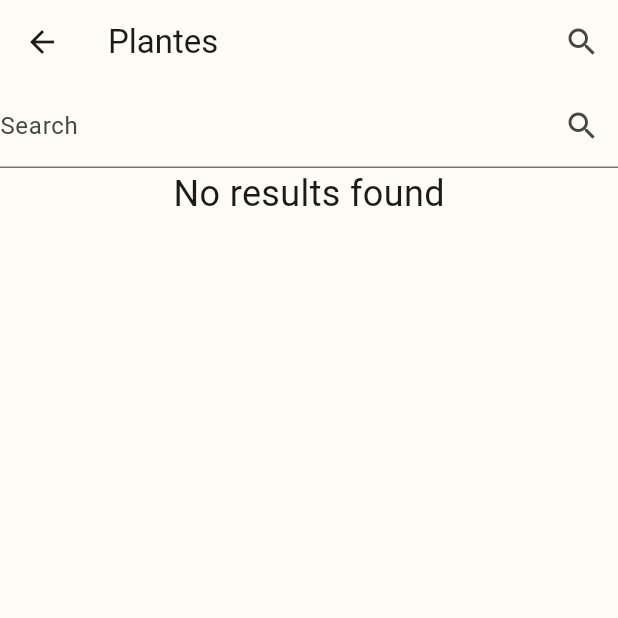
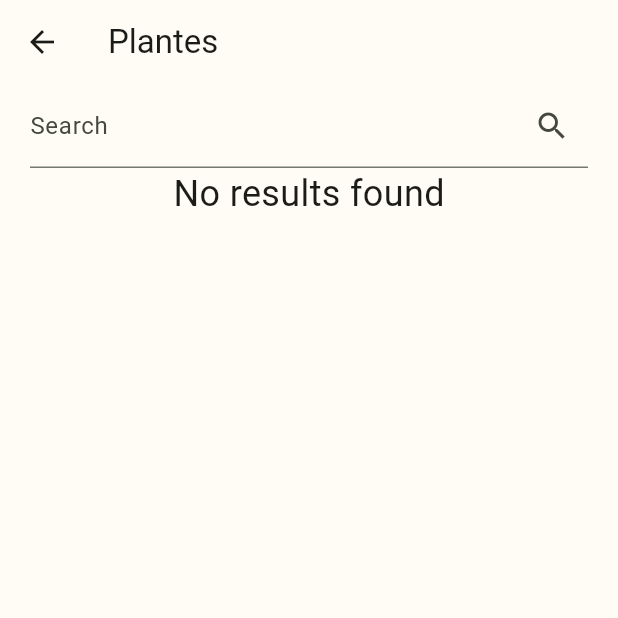
Before and after one commit to LaurieBe/app_jar, a Flutter app: the screen it shows after launch, after a tap on "PLANTES", on a phone screen of 412 x 824 dp, the top half of it. Run offline on Flutter 3.47's test engine with Material 2 defaults, Android fonts, the phone set to English and light mode, and no system bars; our stand-ins replace csv, file_picker.

Commit message:
clean code

```diff
--- a/lib/plantlistpage.dart
+++ b/lib/plantlistpage.dart
@@ -16,14 +16,6 @@ class PlantListPage extends StatelessWidget {
           title: const Text('Plantes'),
           scrolledUnderElevation: 2,
           shadowColor: Theme.of(context).shadowColor,
-          actions: [
-            IconButton(
-              icon: const Icon(Icons.search),
-              tooltip: 'Recherche',
-              onPressed: () {
-              },
-            ),
-          ],
         ),
         body:
           MyPlantList(plantList: plantList),
@@ -103,10 +95,12 @@ class _MyPlantListState extends State<MyPlantList> {
   Widget build(BuildContext context) {
     return Column(
       children: [
-        TextField(
+        Padding(
+          padding: const EdgeInsets.symmetric(horizontal:20),
+          child : TextField(
             onChanged: (value) => _runFilter(value),
             decoration: const InputDecoration(
-                labelText: 'Search', suffixIcon: Icon(Icons.search))),
+                labelText: 'Search', suffixIcon: Icon(Icons.search))),),
         Expanded(
           child: filteredPlantList.isNotEmpty
               ? ListView.separated(
@@ -125,8 +119,7 @@ class _MyPlantListState extends State<MyPlantList> {
                           trailing: Text(sizeAsText),
                         ));
                   },
-                  separatorBuilder: (BuildContext context, int index) =>
-                      const Divider(height: 1,),
+                  separatorBuilder: (BuildContext context, int index) =>const Divider(height: 1,),
                 )
               : const Text(
                   'No results found',
```
